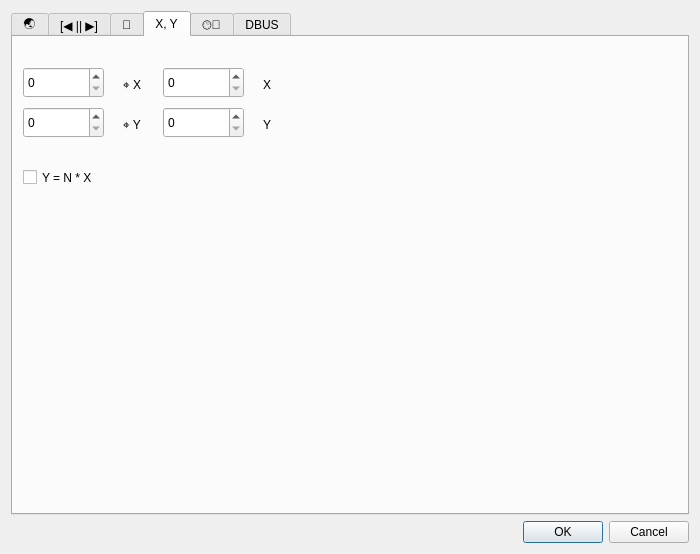
First picture: the form in optionsdialog.ui, repository brutal-potato-pancake/gallery_contemplation, before the edit.
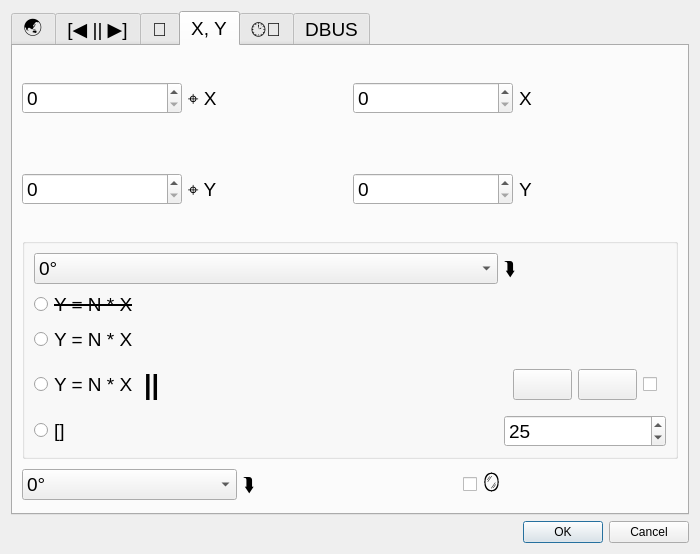
Second picture: the form after the edit.

Commit message: add feature: keep aspect ratio with margins

```diff
--- a/optionsdialog.ui
+++ b/optionsdialog.ui
@@ -16,6 +16,11 @@
   <layout class="QVBoxLayout" name="verticalLayout">
    <item>
     <widget class="QTabWidget" name="btn_tabs">
+     <property name="font">
+      <font>
+       <pointsize>14</pointsize>
+      </font>
+     </property>
      <property name="currentIndex">
       <number>3</number>
      </property>
@@ -339,123 +344,265 @@
       <attribute name="title">
        <string>X, Y</string>
       </attribute>
-      <widget class="QLabel" name="label_2">
-       <property name="geometry">
-        <rect>
-         <x>110</x>
-         <y>80</y>
-         <width>57</width>
-         <height>16</height>
-        </rect>
-       </property>
-       <property name="text">
-        <string>⌖ Y</string>
-       </property>
-      </widget>
-      <widget class="QCheckBox" name="btn_keep_aspect_ratio">
-       <property name="geometry">
-        <rect>
-         <x>10</x>
-         <y>130</y>
-         <width>85</width>
-         <height>21</height>
-        </rect>
-       </property>
-       <property name="text">
-        <string>Y = N * X</string>
-       </property>
-      </widget>
-      <widget class="QSpinBox" name="btn_pos_y">
-       <property name="geometry">
-        <rect>
-         <x>150</x>
-         <y>70</y>
-         <width>81</width>
-         <height>31</height>
-        </rect>
-       </property>
-       <property name="maximum">
-        <number>9999</number>
-       </property>
-      </widget>
-      <widget class="QSpinBox" name="btn_sz_x">
-       <property name="geometry">
-        <rect>
-         <x>10</x>
-         <y>30</y>
-         <width>81</width>
-         <height>31</height>
-        </rect>
-       </property>
-       <property name="maximum">
-        <number>9999</number>
-       </property>
-      </widget>
-      <widget class="QLabel" name="label">
-       <property name="geometry">
-        <rect>
-         <x>110</x>
-         <y>40</y>
-         <width>57</width>
-         <height>15</height>
-        </rect>
-       </property>
-       <property name="text">
-        <string>⌖ X</string>
-       </property>
-      </widget>
-      <widget class="QSpinBox" name="btn_sz_y">
-       <property name="geometry">
-        <rect>
-         <x>10</x>
-         <y>70</y>
-         <width>81</width>
-         <height>31</height>
-        </rect>
-       </property>
-       <property name="maximum">
-        <number>9999</number>
-       </property>
-      </widget>
-      <widget class="QLabel" name="label_6">
-       <property name="geometry">
-        <rect>
-         <x>250</x>
-         <y>80</y>
-         <width>57</width>
-         <height>16</height>
-        </rect>
-       </property>
-       <property name="text">
-        <string>Y</string>
-       </property>
-      </widget>
-      <widget class="QSpinBox" name="btn_pos_x">
-       <property name="geometry">
-        <rect>
-         <x>150</x>
-         <y>30</y>
-         <width>81</width>
-         <height>31</height>
-        </rect>
-       </property>
-       <property name="maximum">
-        <number>9999</number>
-       </property>
-      </widget>
-      <widget class="QLabel" name="label_5">
-       <property name="geometry">
-        <rect>
-         <x>250</x>
-         <y>40</y>
-         <width>57</width>
-         <height>15</height>
-        </rect>
-       </property>
-       <property name="text">
-        <string>X</string>
-       </property>
-      </widget>
+      <layout class="QVBoxLayout" name="verticalLayout_2">
+       <item>
+        <layout class="QHBoxLayout" name="horizontalLayout">
+         <item>
+          <widget class="QSpinBox" name="btn_sz_x">
+           <property name="maximum">
+            <number>9999</number>
+           </property>
+          </widget>
+         </item>
+         <item>
+          <widget class="QLabel" name="label">
+           <property name="text">
+            <string>⌖ X</string>
+           </property>
+          </widget>
+         </item>
+         <item>
+          <widget class="QSpinBox" name="btn_pos_x">
+           <property name="maximum">
+            <number>9999</number>
+           </property>
+          </widget>
+         </item>
+         <item>
+          <widget class="QLabel" name="label_5">
+           <property name="text">
+            <string>X</string>
+           </property>
+          </widget>
+         </item>
+        </layout>
+       </item>
+       <item>
+        <layout class="QHBoxLayout" name="horizontalLayout_2">
+         <item>
+          <widget class="QSpinBox" name="btn_sz_y">
+           <property name="maximum">
+            <number>9999</number>
+           </property>
+          </widget>
+         </item>
+         <item>
+          <widget class="QLabel" name="label_2">
+           <property name="text">
+            <string>⌖ Y</string>
+           </property>
+          </widget>
+         </item>
+         <item>
+          <widget class="QSpinBox" name="btn_pos_y">
+           <property name="maximum">
+            <number>9999</number>
+           </property>
+          </widget>
+         </item>
+         <item>
+          <widget class="QLabel" name="label_6">
+           <property name="text">
+            <string>Y</string>
+           </property>
+          </widget>
+         </item>
+        </layout>
+       </item>
+       <item>
+        <widget class="QGroupBox" name="groupBox">
+         <property name="title">
+          <string/>
+         </property>
+         <layout class="QGridLayout" name="gridLayout">
+          <item row="5" column="0">
+           <widget class="QRadioButton" name="btn_true_frame">
+            <property name="font">
+             <font>
+              <pointsize>14</pointsize>
+              <strikeout>false</strikeout>
+             </font>
+            </property>
+            <property name="text">
+             <string>[]</string>
+            </property>
+           </widget>
+          </item>
+          <item row="4" column="1">
+           <widget class="QWidget" name="lt_strips_options" native="true">
+            <layout class="QHBoxLayout" name="horizontalLayout_5">
+             <item>
+              <widget class="QPushButton" name="btn_select_color_for_strips">
+               <property name="text">
+                <string/>
+               </property>
+               <property name="flat">
+                <bool>false</bool>
+               </property>
+              </widget>
+             </item>
+             <item>
+              <widget class="QPushButton" name="btn_select_img_for_strips">
+               <property name="text">
+                <string/>
+               </property>
+               <property name="iconSize">
+                <size>
+                 <width>32</width>
+                 <height>32</height>
+                </size>
+               </property>
+               <property name="checkable">
+                <bool>false</bool>
+               </property>
+              </widget>
+             </item>
+             <item>
+              <widget class="QCheckBox" name="btn_strips_inframe_mode">
+               <property name="text">
+                <string/>
+               </property>
+              </widget>
+             </item>
+            </layout>
+           </widget>
+          </item>
+          <item row="5" column="1">
+           <widget class="QSpinBox" name="btn_true_frame_sz">
+            <property name="minimum">
+             <number>1</number>
+            </property>
+            <property name="maximum">
+             <number>999</number>
+            </property>
+            <property name="value">
+             <number>25</number>
+            </property>
+           </widget>
+          </item>
+          <item row="3" column="0">
+           <widget class="QRadioButton" name="btn_keep_aspect_ratio_by_resize">
+            <property name="text">
+             <string>Y = N * X</string>
+            </property>
+           </widget>
+          </item>
+          <item row="1" column="0">
+           <widget class="QRadioButton" name="btn_no_aspect_ratio">
+            <property name="font">
+             <font>
+              <pointsize>14</pointsize>
+              <strikeout>true</strikeout>
+             </font>
+            </property>
+            <property name="text">
+             <string>Y = N * X</string>
+            </property>
+           </widget>
+          </item>
+          <item row="4" column="0">
+           <layout class="QHBoxLayout" name="horizontalLayout_3">
+            <item>
+             <widget class="QRadioButton" name="btn_keep_aspect_ratio_by_strips">
+              <property name="text">
+               <string>Y = N * X</string>
+              </property>
+             </widget>
+            </item>
+            <item>
+             <widget class="QLabel" name="lbl_strips">
+              <property name="sizePolicy">
+               <sizepolicy hsizetype="MinimumExpanding" vsizetype="Preferred">
+                <horstretch>0</horstretch>
+                <verstretch>0</verstretch>
+               </sizepolicy>
+              </property>
+              <property name="font">
+               <font>
+                <pointsize>20</pointsize>
+                <weight>75</weight>
+                <bold>true</bold>
+               </font>
+              </property>
+              <property name="text">
+               <string>||</string>
+              </property>
+             </widget>
+            </item>
+           </layout>
+          </item>
+          <item row="0" column="0">
+           <widget class="QComboBox" name="btn_fit_by_rotation">
+            <item>
+             <property name="text">
+              <string>0°</string>
+             </property>
+            </item>
+            <item>
+             <property name="text">
+              <string>-90°</string>
+             </property>
+            </item>
+            <item>
+             <property name="text">
+              <string>90°</string>
+             </property>
+            </item>
+           </widget>
+          </item>
+          <item row="0" column="1">
+           <widget class="QLabel" name="label_8">
+            <property name="text">
+             <string>⮯</string>
+            </property>
+           </widget>
+          </item>
+         </layout>
+        </widget>
+       </item>
+       <item>
+        <layout class="QHBoxLayout" name="horizontalLayout_6">
+         <item>
+          <widget class="QComboBox" name="btn_rotation">
+           <item>
+            <property name="text">
+             <string>0°</string>
+            </property>
+           </item>
+           <item>
+            <property name="text">
+             <string>90°</string>
+            </property>
+           </item>
+           <item>
+            <property name="text">
+             <string>180°</string>
+            </property>
+           </item>
+           <item>
+            <property name="text">
+             <string>270°</string>
+            </property>
+           </item>
+          </widget>
+         </item>
+         <item>
+          <widget class="QLabel" name="label_9">
+           <property name="text">
+            <string>⮯</string>
+           </property>
+          </widget>
+         </item>
+         <item>
+          <widget class="QCheckBox" name="btn_mirror_img">
+           <property name="text">
+            <string>🪞</string>
+           </property>
+          </widget>
+         </item>
+        </layout>
+       </item>
+      </layout>
      </widget>
      <widget class="QWidget" name="btn_tab_run_when">
       <attribute name="title">
```
Left out of the diff: 448 changed lines with no effect on the pictures. The commit also changes 10 other files.
